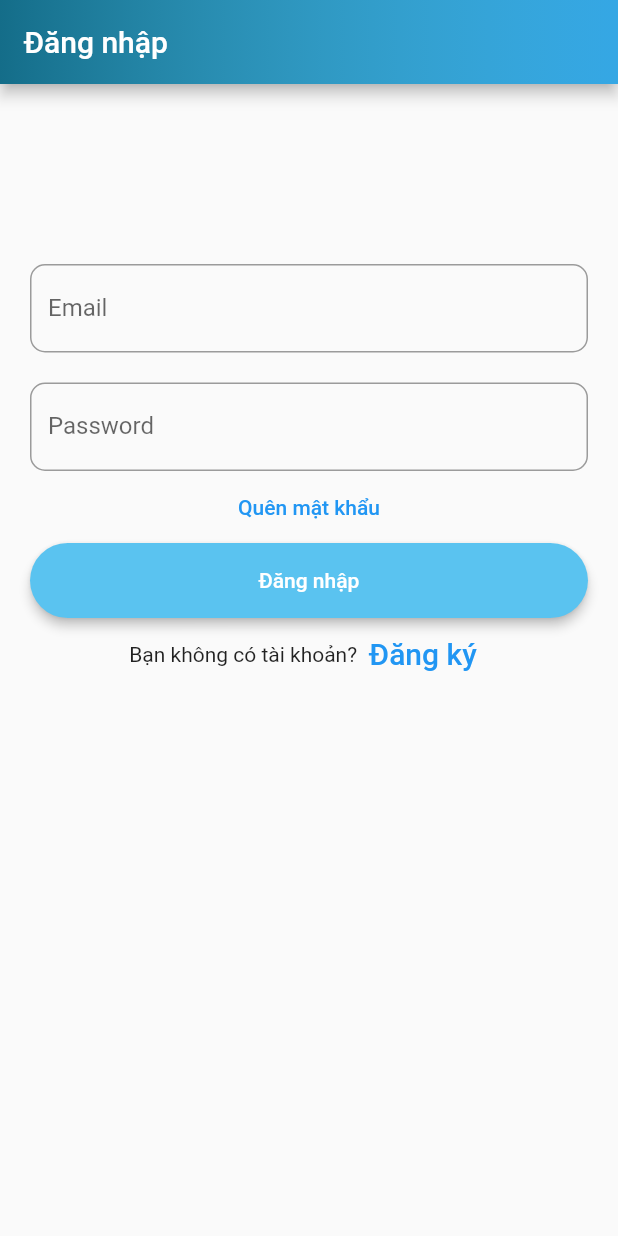
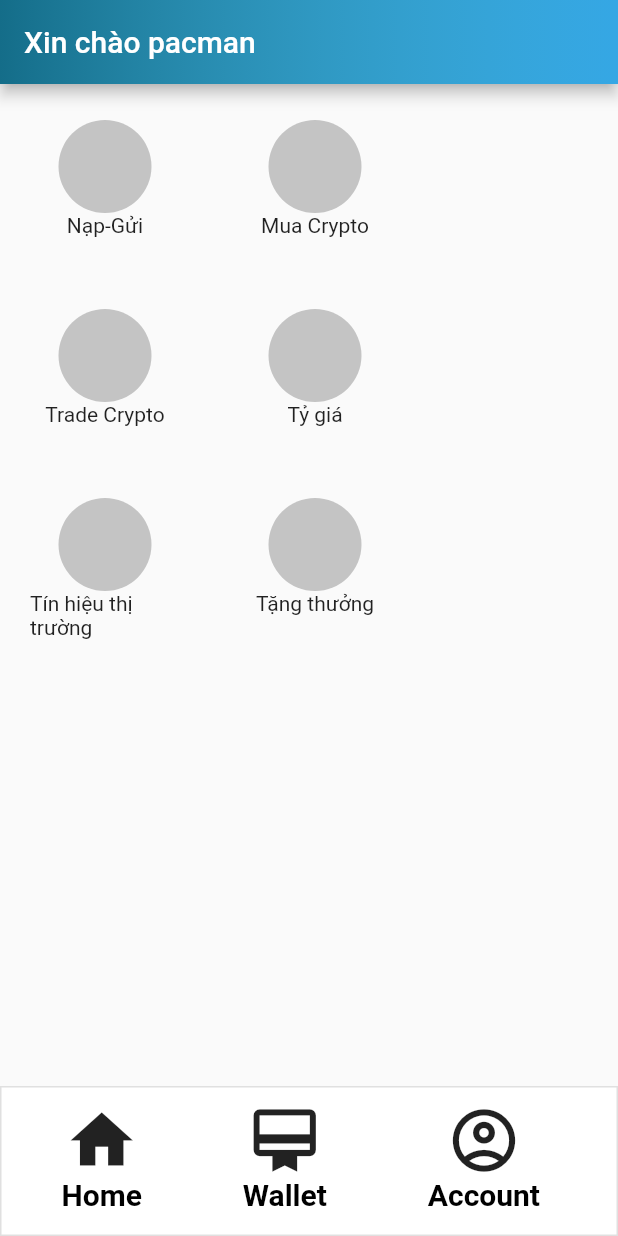
Before and after one commit to hadat112/infinito_wallet, a Flutter app: the screen it shows after launch, on a phone screen of 412 x 824 dp. Run offline on Flutter 3.47's test engine with Material 2 defaults, Android fonts, the phone set to English and light mode, and no system bars.

Commit message:
update 6 screen and components

```diff
--- /dev/null
+++ b/lib/Screens/Home/home.dart
@@ -0,0 +1,50 @@
+import 'package:flutter/material.dart';
+
+import '../../components/appbar.dart';
+import '../../components/bottom_navigation.dart';
+
+class Home extends StatelessWidget {
+  const Home({Key? key}) : super(key: key);
+
+  @override
+  Widget build(BuildContext context) {
+    Size size = MediaQuery.of(context).size;
+    const String _title = "Xin chào pacman";
+    return Scaffold(
+      appBar: const Appbar(title: _title),
+      body: Wrap(children: <Widget>[
+        CircleBtn(title: "Nạp-Gửi"),
+        CircleBtn(title: "Mua Crypto"),
+        CircleBtn(title: "Trade Crypto"),
+        CircleBtn(title: "Tỷ giá"),
+        CircleBtn(title: "Tín hiệu thị trường"),
+        CircleBtn(title: "Tặng thưởng"),
+      ]),
+      bottomNavigationBar: BottomNavigation(),
+    );
+  }
+}
+
+class CircleBtn extends StatelessWidget {
+  final String title;
+  const CircleBtn({
+    Key? key,
+    required this.title,
+  }) : super(key: key);
+
+  @override
+  Widget build(BuildContext context) {
+    return Padding(
+      padding: EdgeInsets.symmetric(vertical: 24, horizontal: 20),
+      child: Column(children: [
+        CircleAvatar(
+          radius: 31,
+          backgroundColor: const Color(0xFFC4C4C4),
+        ),
+        Container(
+            width: 100,
+            child: Align(alignment: Alignment.center, child: Text(title))),
+      ]),
+    );
+  }
+}
--- /dev/null
+++ b/lib/components/appbar.dart
@@ -0,0 +1,31 @@
+import 'package:flutter/material.dart';
+
+class Appbar extends StatelessWidget with PreferredSizeWidget {
+  const Appbar({
+    Key? key,
+    required String title,
+  }) : _title = title, super(key: key);
+
+  final String _title;
+
+  @override
+  Widget build(BuildContext context) {
+    return AppBar(
+      title: Text(_title),
+      flexibleSpace: Container(
+        decoration: const BoxDecoration(
+          gradient: LinearGradient(
+              begin: Alignment.centerLeft,
+              end: Alignment.centerRight,
+              colors: <Color>[
+                Color.fromRGBO(20, 109, 137, 1),
+                Color.fromRGBO(87, 196, 203, 0.37)
+              ]),
+        ),
+      ),
+    );
+  }
+
+  @override
+  Size get preferredSize => Size.fromHeight(kToolbarHeight);
+}
--- /dev/null
+++ b/lib/components/bottom_navigation.dart
@@ -0,0 +1,34 @@
+import 'package:flutter/material.dart';
+
+import 'icon_text.dart';
+
+class BottomNavigation extends StatelessWidget {
+  const BottomNavigation({
+    Key? key,
+  }) : super(key: key);
+
+  @override
+  Widget build(BuildContext context) {
+    return Container(
+      height: 100,
+      // color: Colors.white,
+      decoration: BoxDecoration(
+          color: Colors.white,
+          border: Border.all(color: const Color(0xffE0E0E0))),
+      child: Center(
+        child: Padding(
+          padding: EdgeInsets.only(left: 40, right: 51, top: 10),
+          child: Row(
+            mainAxisAlignment: MainAxisAlignment.spaceBetween,
+            crossAxisAlignment: CrossAxisAlignment.center,
+            children: [
+              IconText(text: "Home", icon: Icons.home),
+              IconText(text: "Wallet", icon: Icons.wallet_membership_outlined),
+              IconText(text: "Account", icon: Icons.account_circle_outlined),
+            ],
+          ),
+        ),
+      ),
+    );
+  }
+}
--- /dev/null
+++ b/lib/components/icon_text.dart
@@ -0,0 +1,27 @@
+import 'package:flutter/material.dart';
+
+class IconText extends StatelessWidget {
+  final String text;
+  final IconData icon;
+  const IconText({
+    Key? key,
+    required this.text, required this.icon,
+  }) : super(key: key);
+
+  @override
+  Widget build(BuildContext context) {
+    return Column(
+      children: [
+        Icon(icon, size: 50),
+        Text(
+          text,
+          style: TextStyle(
+            color: Colors.black,
+            fontSize: 20,
+            fontWeight: FontWeight.w600,
+          ),
+        ),
+      ],
+    );
+  }
+}
--- a/lib/main.dart
+++ b/lib/main.dart
@@ -1,115 +1,76 @@
 import 'package:flutter/material.dart';
+
+import 'Screens/ChangeName/ChangeName.dart';
+import 'Screens/Home/home.dart';
+import 'Screens/Signup/SignUpPage.dart';
+import 'Screens/login/LoginPage.dart';
+import 'components/appbar.dart';
+import 'components/rounded_button.dart';
+import 'components/white_button.dart';
 
 void main() => runApp(const MyApp());
 
 class MyApp extends StatelessWidget {
   const MyApp({Key? key}) : super(key: key);
-
-  static const String _title = 'Đăng nhập';
-
   @override
   Widget build(BuildContext context) {
+    const String _title = 'Bắt đầu';
     return MaterialApp(
-      title: _title,
       home: Scaffold(
-        appBar: AppBar(
-            title: const Text(_title),
-            flexibleSpace: Container(
-              decoration: const BoxDecoration(
-                gradient: LinearGradient(
-                  begin: Alignment.centerLeft,
-                  end: Alignment.centerRight,
-                  colors: <Color>[Color.fromRGBO(20, 109, 137, 1), Color.fromRGBO(87, 196, 203, 0.37)]),
-              ),
-          ),
-        ),
-        body: const MyStatefulWidget(),
+        // appBar: Appbar(title: _title),
+        body: Home(),
       ),
     );
   }
 }
 
-class MyStatefulWidget extends StatefulWidget {
-  const MyStatefulWidget({Key? key}) : super(key: key);
-
-  @override
-  State<MyStatefulWidget> createState() => _MyStatefulWidgetState();
-}
-
-class _MyStatefulWidgetState extends State<MyStatefulWidget> {
-  TextEditingController nameController = TextEditingController();
-  TextEditingController passwordController = TextEditingController();
-
+class StartPage extends StatelessWidget {
   @override
   Widget build(BuildContext context) {
-    return Padding(
-        padding: const EdgeInsets.all(10),
-        child: ListView(
+    Size size = MediaQuery.of(context).size;
+    return Column (
+      mainAxisAlignment: MainAxisAlignment.center,
       children: <Widget>[
-            Container(
-              margin: const EdgeInsets.only(top: 100),
-              padding: const EdgeInsets.all(10),
-              child: TextField(
-                controller: nameController,
-                decoration: const InputDecoration(
-                  border: OutlineInputBorder(
-                    borderRadius: const BorderRadius.all(const Radius.circular(10)),
-                  ),
-                  labelText: 'Email',
+        Align(
+          alignment: Alignment.center,
+          child: Container(
+            margin: EdgeInsets.only(bottom: 40),
+            width: size.width,
+            child: Image.asset('assets/start.jpg')
           ),
         ),
-            ),
-            Container(
-              padding: const EdgeInsets.fromLTRB(10, 10, 10, 0),
-              child: TextField(
-                obscureText: true,
-                controller: passwordController,
-                decoration: const InputDecoration(
-                  border: OutlineInputBorder(
-                    borderRadius: const BorderRadius.all(const Radius.circular(10)),
-                  ),
-                  labelText: 'Password',
+        Align(alignment: Alignment.center,
+        child: RoundedButton(
+          text: "Đăng nhập",
+          press: (){
+            Navigator.push(
+              context,
+              MaterialPageRoute(
+                builder: (context) {
+                  return LoginPage();
+                }
+              )
+            );
+            }
         ),
         ),
+        Align(alignment: Alignment.center,
+        child: WhiteButton(
+          text: "Đăng Ký",
+          textColor: Color.fromRGBO(90, 195, 240, 1),
+          press: (){
+            Navigator.push(
+              context,
+              MaterialPageRoute(
+                builder: (context) {
+                  return SignUpPage();
+                }
+              )
+            );
+            }
         ),
-            TextButton(
-              onPressed: () {
-                //forgot password screen
-              },
-              child: const Text('Quên mật khẩu',),
         ),
-            Container(
-                height: 50,
-                padding: const EdgeInsets.fromLTRB(10, 0, 10, 0),
-                child: ElevatedButton(
-                  child: const Text('Đăng nhập'),
-                  onPressed: () {
-                    print(nameController.text);
-                    print(passwordController.text);
-                  },
-                  style: ElevatedButton.styleFrom(
-                    elevation: 3,
-                      primary: Color.fromRGBO(90, 195, 240, 1),
-                      shape: StadiumBorder(),
-                  ),
-                )
-            ),
-            Row(
-              children: <Widget>[
-                const Text('Bạn không có tài khoản?'),
-                TextButton(
-                  child: const Text(
-                    'Đăng ký',
-                    style: TextStyle(fontSize: 20),
-                  ),
-                  onPressed: () {
-                    //signup screen
-                  },
-                )
-              ],
-              mainAxisAlignment: MainAxisAlignment.center,
-            ),
-          ],
-        ));
+      ]
+    );
   }
 }
--- a/pubspec.yaml
+++ b/pubspec.yaml
@@ -51,6 +51,8 @@ dev_dependencies:
 
 # The following section is specific to Flutter.
 flutter:
+  assets:
+     - assets/start.jpg
 
   # The following line ensures that the Material Icons font is
   # included with your application, so that you can use the icons in
```
Also changed, not shown: lib/Screens/ChangeName/ChangeName.dart (added, +25 -0 lines), lib/Screens/ChangePassword/ChangePassword.dart (added, +29 -0 lines), lib/Screens/Signup/SignUpPage.dart (added, +70 -0 lines), lib/Screens/login/LoginPage.dart (added, +48 -0 lines), lib/components/already_have_account.dart (added, +30 -0 lines), lib/components/rounded_button.dart (added, +37 -0 lines), lib/components/rounded_input_field.dart (added, +36 -0 lines), lib/components/rounded_password_field.dart (added, +39 -0 lines), lib/components/text_field_container.dart (added, +22 -0 lines), lib/components/white_button.dart (added, +39 -0 lines), assets/start.jpg (added), 1 other file. Lines whose indentation alone changed are shown as unchanged.
